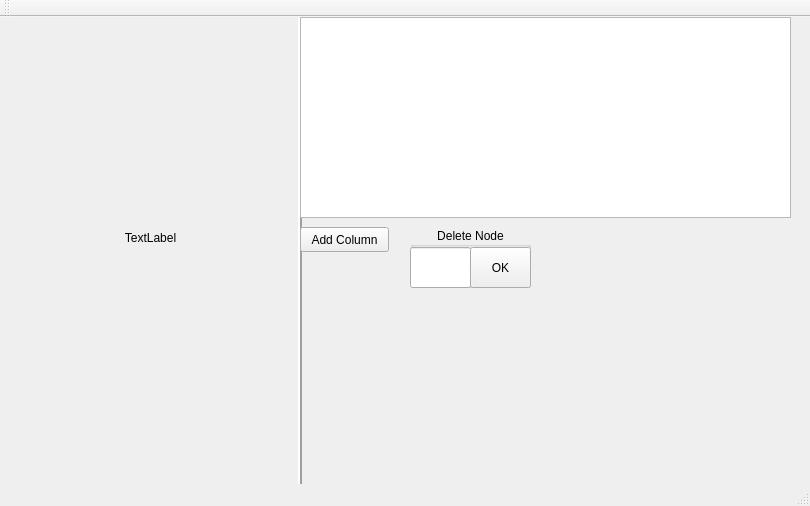
First picture: the form in Graph_Creator/mainwindow.ui, repository MitskiFys/Graph_Creator, before the edit.
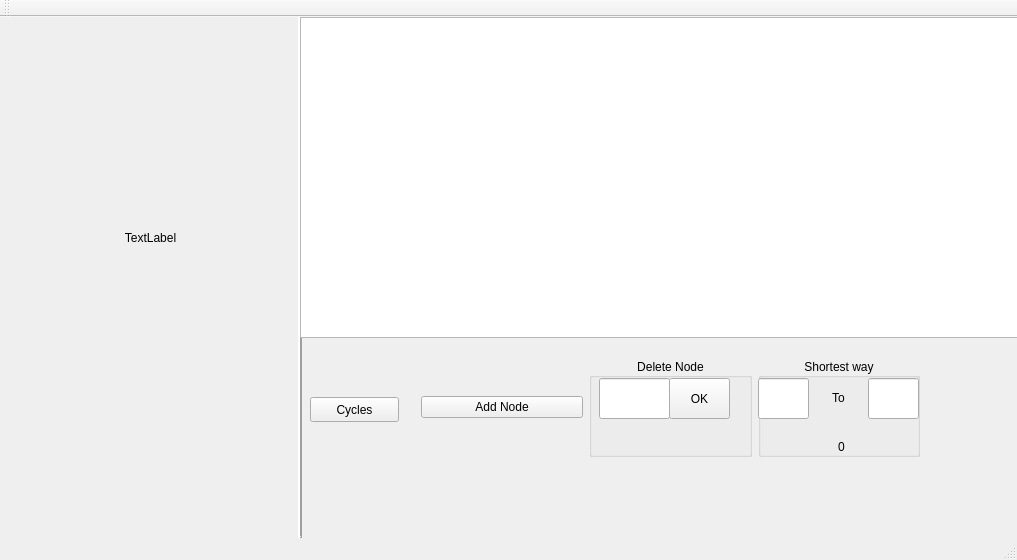
Second picture: the form after the edit.

```diff
--- a/Graph_Creator/mainwindow.ui
+++ b/Graph_Creator/mainwindow.ui
@@ -6,8 +6,8 @@
    <rect>
     <x>0</x>
     <y>0</y>
-    <width>810</width>
-    <height>506</height>
+    <width>1017</width>
+    <height>560</height>
    </rect>
   </property>
   <property name="windowTitle">
@@ -20,7 +20,7 @@
       <x>270</x>
       <y>-10</y>
       <width>61</width>
-      <height>481</height>
+      <height>531</height>
      </rect>
     </property>
     <property name="font">
@@ -44,27 +44,14 @@
      <rect>
       <x>300</x>
       <y>0</y>
-      <width>491</width>
-      <height>201</height>
+      <width>721</width>
+      <height>321</height>
      </rect>
     </property>
     <property name="tabletTracking">
      <bool>false</bool>
     </property>
    </widget>
-   <widget class="QPushButton" name="AddColumn">
-    <property name="geometry">
-     <rect>
-      <x>300</x>
-      <y>210</y>
-      <width>89</width>
-      <height>25</height>
-     </rect>
-    </property>
-    <property name="text">
-     <string>Add Column</string>
-    </property>
-   </widget>
    <widget class="QLabel" name="label">
     <property name="geometry">
      <rect>
@@ -81,15 +68,25 @@
      <set>Qt::AlignCenter</set>
     </property>
    </widget>
-   <widget class="QGroupBox" name="groupBox">
+   <widget class="QWidget" name="layoutWidget">
     <property name="geometry">
      <rect>
       <x>410</x>
-      <y>210</y>
-      <width>121</width>
-      <height>61</height>
+      <y>330</y>
+      <width>521</width>
+      <height>121</height>
      </rect>
     </property>
+    <layout class="QHBoxLayout" name="horizontalLayout">
+     <item>
+      <widget class="QPushButton" name="AddNode">
+       <property name="text">
+        <string>Add Node</string>
+       </property>
+      </widget>
+     </item>
+     <item>
+      <widget class="QGroupBox" name="groupBox">
     <property name="title">
      <string>Delete Node</string>
     </property>
@@ -99,17 +96,20 @@
     <widget class="QLineEdit" name="number">
      <property name="geometry">
       <rect>
-       <x>0</x>
+          <x>10</x>
        <y>20</y>
-       <width>61</width>
+          <width>71</width>
        <height>41</height>
       </rect>
      </property>
+        <property name="alignment">
+         <set>Qt::AlignCenter</set>
+        </property>
     </widget>
     <widget class="QPushButton" name="pushButton">
      <property name="geometry">
       <rect>
-       <x>60</x>
+          <x>80</x>
        <y>20</y>
        <width>61</width>
        <height>41</height>
@@ -120,6 +120,97 @@
      </property>
     </widget>
    </widget>
+     </item>
+     <item>
+      <widget class="QGroupBox" name="groupBox_2">
+       <property name="title">
+        <string>Shortest way</string>
+       </property>
+       <property name="alignment">
+        <set>Qt::AlignCenter</set>
+       </property>
+       <widget class="QLineEdit" name="FirstNode">
+        <property name="geometry">
+         <rect>
+          <x>0</x>
+          <y>20</y>
+          <width>51</width>
+          <height>41</height>
+         </rect>
+        </property>
+       </widget>
+       <widget class="QLabel" name="label_2">
+        <property name="geometry">
+         <rect>
+          <x>70</x>
+          <y>30</y>
+          <width>21</width>
+          <height>20</height>
+         </rect>
+        </property>
+        <property name="text">
+         <string>To</string>
+        </property>
+        <property name="alignment">
+         <set>Qt::AlignCenter</set>
+        </property>
+       </widget>
+       <widget class="QLineEdit" name="SecondNode">
+        <property name="geometry">
+         <rect>
+          <x>110</x>
+          <y>20</y>
+          <width>51</width>
+          <height>41</height>
+         </rect>
+        </property>
+       </widget>
+       <widget class="QLabel" name="Length">
+        <property name="geometry">
+         <rect>
+          <x>50</x>
+          <y>80</y>
+          <width>67</width>
+          <height>17</height>
+         </rect>
+        </property>
+        <property name="text">
+         <string>0</string>
+        </property>
+        <property name="alignment">
+         <set>Qt::AlignCenter</set>
+        </property>
+       </widget>
+      </widget>
+     </item>
+    </layout>
+   </widget>
+   <widget class="QPushButton" name="Cycles">
+    <property name="geometry">
+     <rect>
+      <x>310</x>
+      <y>380</y>
+      <width>89</width>
+      <height>25</height>
+     </rect>
+    </property>
+    <property name="text">
+     <string>Cycles</string>
+    </property>
+   </widget>
+   <widget class="QLabel" name="CountOfCyrcle">
+    <property name="geometry">
+     <rect>
+      <x>320</x>
+      <y>410</y>
+      <width>67</width>
+      <height>17</height>
+     </rect>
+    </property>
+    <property name="text">
+     <string/>
+    </property>
+   </widget>
   </widget>
   <widget class="QMenuBar" name="menuBar">
    <property name="geometry">
```
Left out of the diff: 2 changed lines with no effect on the pictures. Lines whose indentation alone changed are shown as unchanged.
